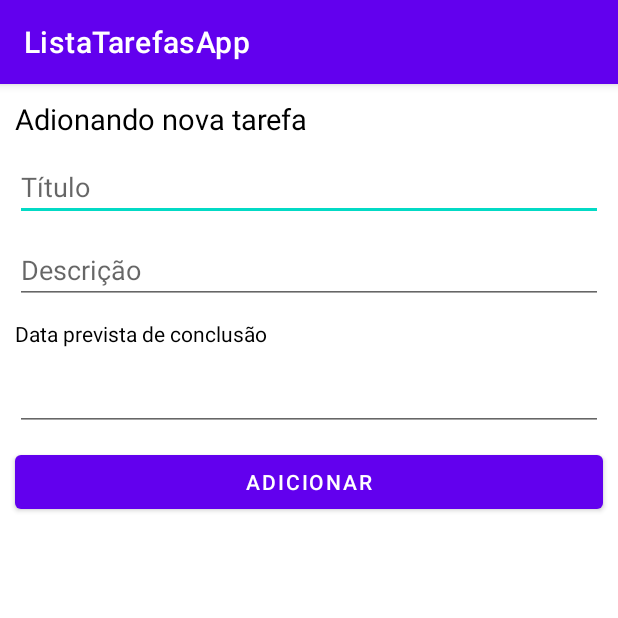
After one commit to vitorllp/ListaTarefasApp, an Android app: the AdicionarTarefaActivity screen opened directly, with no data from a screen before it, on a phone screen of 412 x 824 dp, the top half of it. The commit adds this screen. Run offline under Robolectric (Android 15) with nearby library versions, the phone set to English and light mode, and no system bars.

Commit message:
adicionando o adicionar tarefa

```diff
--- a/app/src/main/AndroidManifest.xml
+++ b/app/src/main/AndroidManifest.xml
@@ -17,6 +17,7 @@
             </intent-filter>
         </activity>
         <activity android:name=".view.CadastrarActivity" />
+        <activity android:name=".view.AdicionarTarefaActivity"/>
         <activity android:name=".view.MainActivity" />
         <activity android:name=".view.RecuperarSenhaActivity" />
 
--- /dev/null
+++ b/app/src/main/java/ifsp/pdm/listatarefasapp/view/AdicionarTarefaActivity.kt
@@ -0,0 +1,16 @@
+package ifsp.pdm.listatarefasapp.view
+
+import android.os.Bundle
+import androidx.appcompat.app.AppCompatActivity
+import ifsp.pdm.listatarefasapp.databinding.ActivityAdicionarTarefaBinding
+import ifsp.pdm.listatarefasapp.databinding.ActivityAutenticacaoBinding
+
+class AdicionarTarefaActivity: AppCompatActivity() {
+    private lateinit var activityAdicionarTarefaBinding: ActivityAdicionarTarefaBinding
+    override fun onCreate(savedInstanceState: Bundle?) {
+        super.onCreate(savedInstanceState)
+        activityAdicionarTarefaBinding = ActivityAdicionarTarefaBinding.inflate(layoutInflater)
+        setContentView(activityAdicionarTarefaBinding.root)
+    }
+
+}
--- a/app/src/main/java/ifsp/pdm/listatarefasapp/view/MainActivity.kt
+++ b/app/src/main/java/ifsp/pdm/listatarefasapp/view/MainActivity.kt
@@ -36,6 +36,9 @@ class MainActivity : AppCompatActivity() {
             Firebase.auth.signOut()
             startActivity(Intent(this, AutenticacaoActivity::class.java))
         }
+        if(item.itemId == R.id.addTarefaTI){
+            startActivity(Intent(this, AdicionarTarefaActivity::class.java))
+        }
         return super.onOptionsItemSelected(item)
     }
 
--- /dev/null
+++ b/app/src/main/res/layout/activity_adicionar_tarefa.xml
@@ -0,0 +1,80 @@
+<?xml version="1.0" encoding="utf-8"?>
+<androidx.constraintlayout.widget.ConstraintLayout xmlns:android="http://schemas.android.com/apk/res/android"
+    xmlns:app="http://schemas.android.com/apk/res-auto"
+    xmlns:tools="http://schemas.android.com/tools"
+    android:layout_width="match_parent"
+    android:layout_height="match_parent"
+    android:layout_margin="10dp"
+    tools:context=".view.AdicionarTarefaActivity">
+    <TextView
+        android:layout_width="0dp"
+        android:layout_height="wrap_content"
+        android:layout_margin="10dp"
+        android:text="Adionando nova tarefa"
+        android:textSize="19dp"
+        android:id="@+id/textAdicionarTarefa"
+        app:layout_constraintEnd_toEndOf="parent"
+        app:layout_constraintStart_toStartOf="parent"
+        app:layout_constraintTop_toTopOf="parent"
+        android:textColor="@color/black"/>
+    <EditText
+        android:id="@+id/tituloEt"
+        android:layout_width="0dp"
+        android:layout_height="wrap_content"
+        android:layout_margin="10dp"
+        android:ems="10"
+        android:hint="Título"
+        android:inputType="text"
+        app:layout_constraintEnd_toEndOf="parent"
+        app:layout_constraintStart_toStartOf="parent"
+        app:layout_constraintTop_toBottomOf="@+id/textAdicionarTarefa" />
+
+    <EditText
+        android:id="@+id/descricaoEt"
+        android:layout_width="0dp"
+        android:layout_height="wrap_content"
+        android:ems="10"
+        android:inputType="textPassword"
+        android:layout_margin="10dp"
+        android:hint="Descrição"
+        app:layout_constraintEnd_toEndOf="parent"
+        app:layout_constraintStart_toStartOf="parent"
+        app:layout_constraintTop_toBottomOf="@+id/tituloEt" />
+
+    <TextView
+        android:id="@+id/dataPrevistaTv"
+        android:layout_width="0dp"
+        android:layout_height="wrap_content"
+        android:labelFor="@id/dataPrevistaET"
+        android:text="Data prevista de conclusão"
+        android:layout_margin="10dp"
+        android:textColor="@color/black"
+        app:layout_constraintEnd_toEndOf="parent"
+        app:layout_constraintStart_toStartOf="parent"
+        app:layout_constraintTop_toBottomOf="@+id/descricaoEt"/>
+
+    <EditText
+        android:id="@+id/dataPrevistaET"
+        android:layout_width="0dp"
+        android:ems="10"
+        android:layout_height="wrap_content"
+        android:autofillHints="DD/MM/YYYY"
+        android:inputType="date"
+        android:layout_margin="10dp"
+        app:layout_constraintEnd_toEndOf="parent"
+        app:layout_constraintStart_toStartOf="parent"
+        app:layout_constraintTop_toBottomOf="@+id/dataPrevistaTv"/>
+
+    <Button
+        android:id="@+id/adicionarTarefaBt"
+        android:layout_width="0dp"
+        android:layout_height="wrap_content"
+        android:layout_margin="10dp"
+        android:text="Adicionar"
+        app:layout_constraintEnd_toEndOf="parent"
+        app:layout_constraintStart_toStartOf="parent"
+        app:layout_constraintTop_toBottomOf="@+id/dataPrevistaET" />
+
+
+
+</androidx.constraintlayout.widget.ConstraintLayout>
--- a/app/src/main/res/menu/menu.xml
+++ b/app/src/main/res/menu/menu.xml
@@ -1,5 +1,8 @@
 <?xml version="1.0" encoding="utf-8"?>
 <menu xmlns:android="http://schemas.android.com/apk/res/android">
+    <item
+        android:title="Adicionar Tarefa"
+        android:id="@+id/addTarefaTI" />
     <item
         android:title="Sair"
         android:id="@+id/sairMI" />
```
